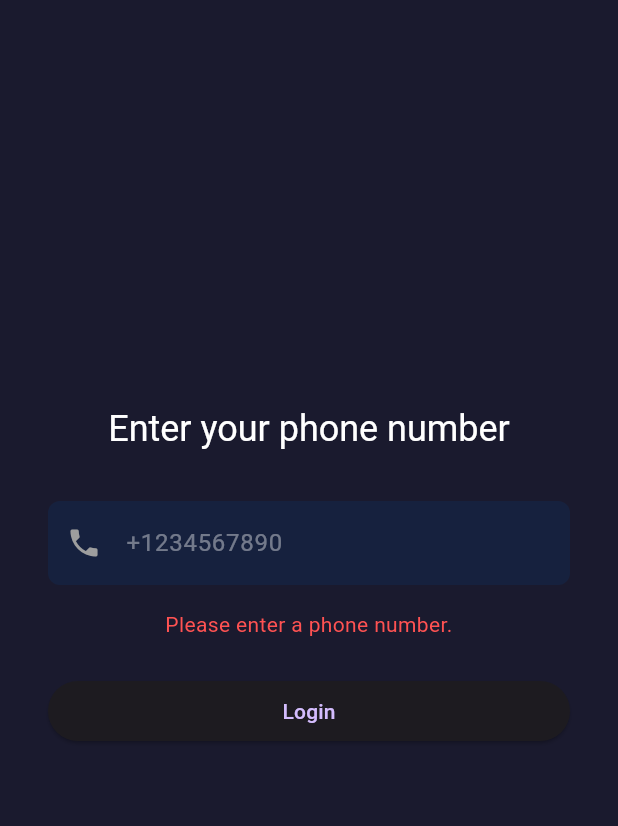
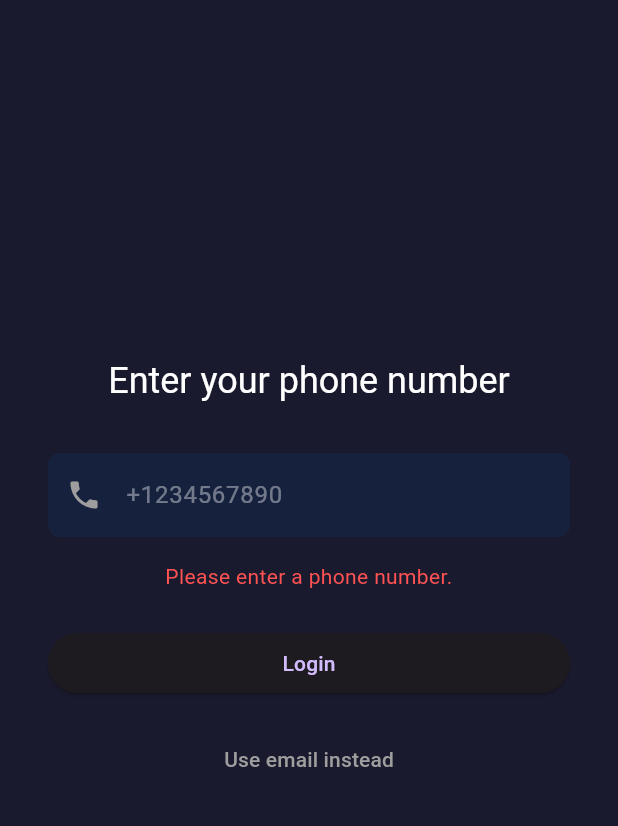
Before and after one commit to trabnett/wordgame-fe, a Flutter app: the screen it shows after launch, after a tap on "Play", after a tap on "Login", on a phone screen of 412 x 824 dp, the part 84-910 px from its top. Run offline on Flutter 3.47's test engine with Material 3 defaults, Android fonts, the light colour scheme and no system bars; our stand-ins replace go_router, shared_preferences; network calls fail.

Commit message:
email login

```diff
--- a/lib/screens/login_screen.dart
+++ b/lib/screens/login_screen.dart
@@ -13,13 +13,19 @@ class LoginScreen extends StatefulWidget {
 class _LoginScreenState extends State<LoginScreen> {
   final ApiService _apiService = ApiService();
   final TextEditingController _phoneController = TextEditingController();
+  final TextEditingController _emailController = TextEditingController();
   String? _errorMessage;
   bool _loading = false;
+  bool _useEmail = false;
 
   Future<void> _handleLogin() async {
-    final phone = _phoneController.text.trim();
-    if (phone.isEmpty) {
-      setState(() => _errorMessage = 'Please enter a phone number.');
+    final input = _useEmail
+        ? _emailController.text.trim()
+        : _phoneController.text.trim();
+
+    if (input.isEmpty) {
+      setState(() => _errorMessage =
+          _useEmail ? 'Please enter an email.' : 'Please enter a phone number.');
       return;
     }
 
@@ -29,7 +35,9 @@ class _LoginScreenState extends State<LoginScreen> {
     });
 
     try {
-      final result = await _apiService.phoneLogin(phone);
+      final result = _useEmail
+          ? await _apiService.emailLogin(input)
+          : await _apiService.phoneLogin(input);
       if (!mounted) return;
 
       if (result['success'] == true) {
@@ -42,7 +50,10 @@ class _LoginScreenState extends State<LoginScreen> {
         );
         context.go('/lobby');
       } else if (result['registered'] == false) {
-        context.go('/register', extra: result['phone_number']);
+        final extra = _useEmail
+            ? {'email': result['email']}
+            : {'phone_number': result['phone_number']};
+        context.go('/register', extra: extra);
       } else {
         setState(() {
           _errorMessage = result['message'] ?? 'Login failed.';
@@ -60,6 +71,7 @@ class _LoginScreenState extends State<LoginScreen> {
   @override
   void dispose() {
     _phoneController.dispose();
+    _emailController.dispose();
     super.dispose();
   }
 
@@ -81,13 +93,34 @@ class _LoginScreenState extends State<LoginScreen> {
               crossAxisAlignment: CrossAxisAlignment.stretch,
               children: [
                 Text(
-                  'Enter your phone number',
+                  _useEmail ? 'Enter your email' : 'Enter your phone number',
                   style: Theme.of(context).textTheme.headlineSmall?.copyWith(
                     color: Colors.white,
                   ),
                   textAlign: TextAlign.center,
                 ),
                 const SizedBox(height: 32),
+                if (_useEmail)
+                  TextField(
+                    controller: _emailController,
+                    keyboardType: TextInputType.emailAddress,
+                    style: const TextStyle(color: Colors.white),
+                    decoration: InputDecoration(
+                      hintText: 'you@example.com',
+                      hintStyle: TextStyle(
+                        color: Colors.white.withValues(alpha: 0.4),
+                      ),
+                      prefixIcon: const Icon(Icons.email, color: Colors.grey),
+                      filled: true,
+                      fillColor: const Color(0xFF16213E),
+                      border: OutlineInputBorder(
+                        borderRadius: BorderRadius.circular(8),
+                        borderSide: BorderSide.none,
+                      ),
+                    ),
+                    onSubmitted: (_) => _handleLogin(),
+                  )
+                else
                   TextField(
                     controller: _phoneController,
                     keyboardType: TextInputType.phone,
@@ -126,6 +159,19 @@ class _LoginScreenState extends State<LoginScreen> {
                         )
                       : const Text('Login'),
                 ),
+                const SizedBox(height: 16),
+                TextButton(
+                  onPressed: () {
+                    setState(() {
+                      _useEmail = !_useEmail;
+                      _errorMessage = null;
+                    });
+                  },
+                  child: Text(
+                    _useEmail ? 'Use phone number instead' : 'Use email instead',
+                    style: const TextStyle(color: Colors.grey),
+                  ),
+                ),
               ],
             ),
           ),
--- a/lib/services/api_service.dart
+++ b/lib/services/api_service.dart
@@ -89,6 +89,15 @@ class ApiService {
     return jsonDecode(response.body);
   }
 
+  Future<Map<String, dynamic>> emailLogin(String email) async {
+    final response = await http.post(
+      Uri.parse('$apiBaseUrl/login/email/'),
+      headers: {'Content-Type': 'application/json'},
+      body: jsonEncode({'email': email}),
+    );
+    return jsonDecode(response.body);
+  }
+
   Future<Map<String, dynamic>> register({
     required String phoneNumber,
     required String firstName,
```
Also changed, not shown: lib/config/router.dart (+7 -3 lines), lib/screens/register_screen.dart (added, +179 -0 lines). Lines whose indentation alone changed are shown as unchanged.
